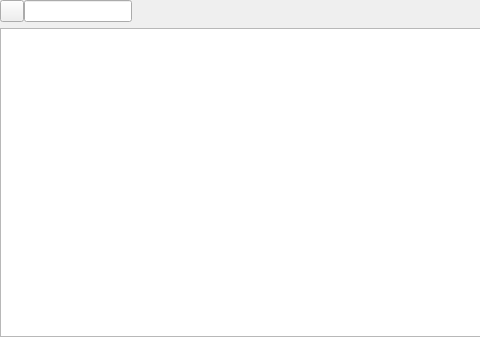
First picture: the form in ui/LogbookWidget.ui, repository foldynl/QLog, before the edit; both pictures show x 0 to 480 and y 0 to 337 of the 809 by 337 pixel window.
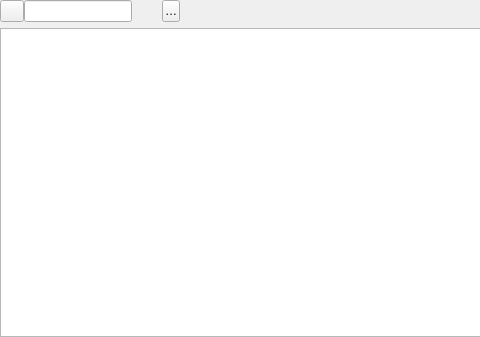
Second picture: the form after the edit. Icons and pictures are not drawn. Custom widgets are drawn as their Qt base class.

Commit message: QSO Filter: Added Change Filter Parameters Widget

What changed in the file:
```diff
--- a/ui/LogbookWidget.ui
+++ b/ui/LogbookWidget.ui
@@ -150,6 +150,14 @@
         </widget>
        </item>
        <item>
+        <layout class="QHBoxLayout" name="horizontalLayout_2">
+         <property name="spacing">
+          <number>0</number>
+         </property>
+         <property name="leftMargin">
+          <number>0</number>
+         </property>
+         <item>
         <widget class="SmartSearchBox" name="userSelectFilter" native="true">
          <property name="sizePolicy">
           <sizepolicy hsizetype="Maximum" vsizetype="Preferred">
@@ -161,6 +169,39 @@
           <enum>Qt::ClickFocus</enum>
          </property>
         </widget>
+         </item>
+         <item>
+          <widget class="QToolButton" name="userFilterParametersButton">
+           <property name="enabled">
+            <bool>true</bool>
+           </property>
+           <property name="sizePolicy">
+            <sizepolicy hsizetype="Fixed" vsizetype="Preferred">
+             <horstretch>0</horstretch>
+             <verstretch>0</verstretch>
+            </sizepolicy>
+           </property>
+           <property name="maximumSize">
+            <size>
+             <width>18</width>
+             <height>16777215</height>
+            </size>
+           </property>
+           <property name="focusPolicy">
+            <enum>Qt::ClickFocus</enum>
+           </property>
+           <property name="toolTip">
+            <string>Filter parameters</string>
+           </property>
+           <property name="styleSheet">
+            <string notr="true">QToolButton[modified=&quot;true&quot;] { border: 2px solid red; border-radius: 4px; padding: 2px; }</string>
+           </property>
+           <property name="text">
+            <string notr="true">…</string>
+           </property>
+          </widget>
+         </item>
+        </layout>
        </item>
        <item>
         <spacer name="horizontalSpacer">
```
Lines whose indentation alone changed are shown as unchanged. The commit also changes 24 other files.
